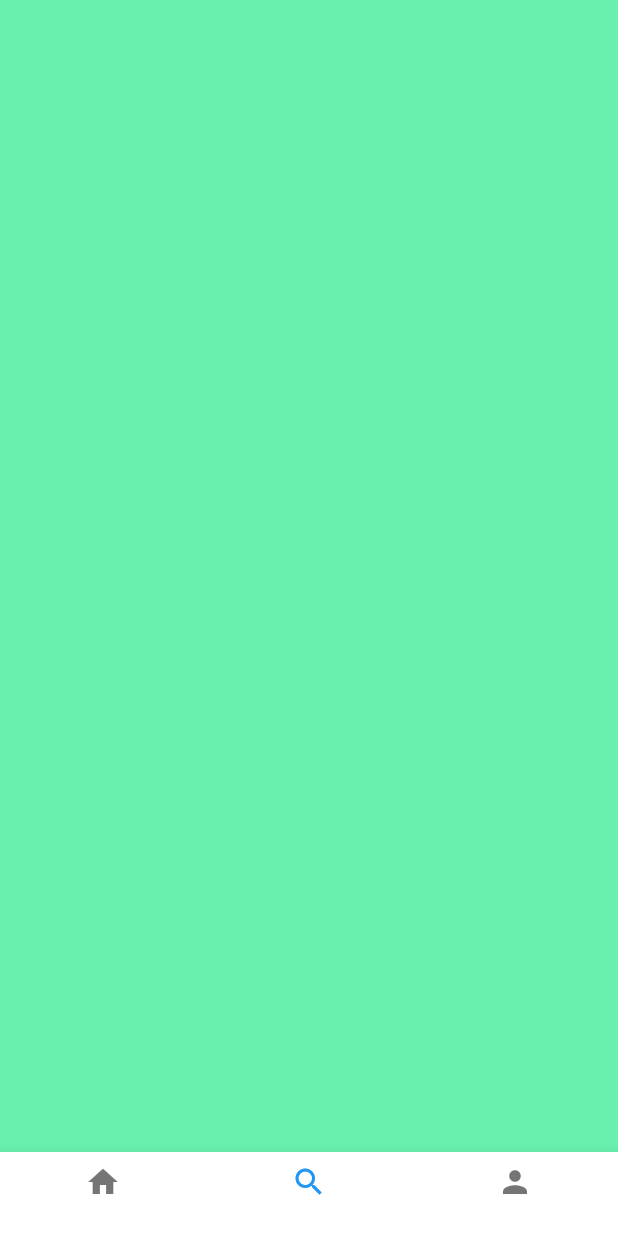
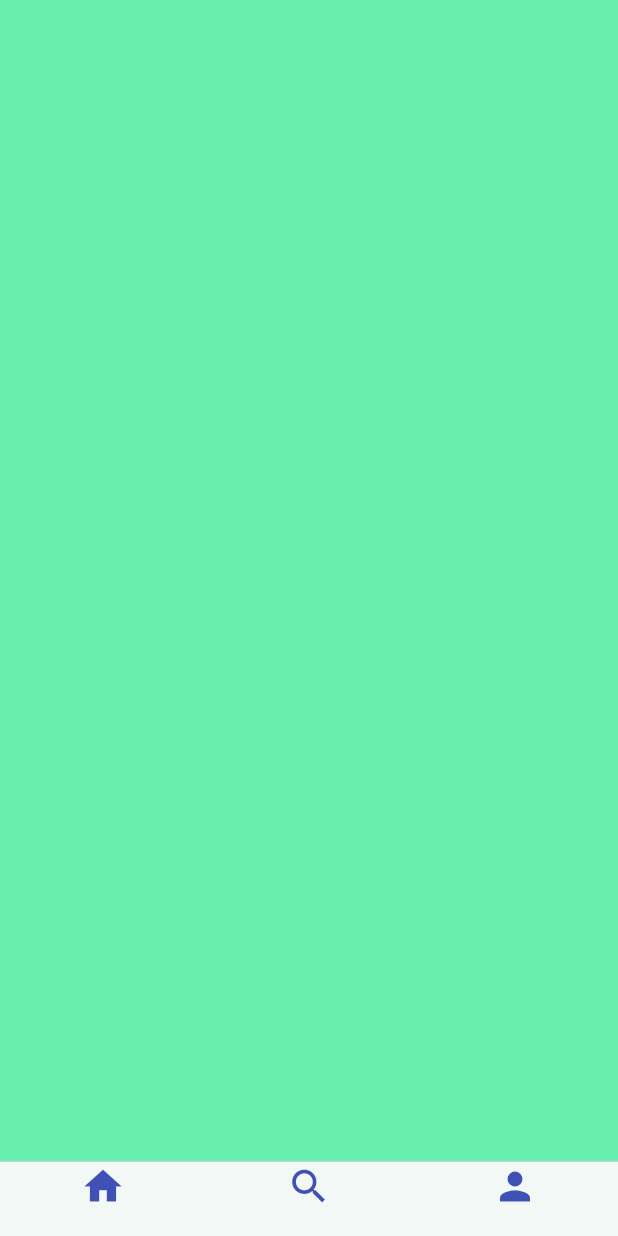
Before and after one commit to Rod20/Starting-in-Flutter, a Flutter app: the screen it shows after launch, item 2 of the bottom bar chosen, on a phone screen of 412 x 824 dp. Run offline on Flutter 3.47's test engine with Material 2 defaults, Android fonts, the phone set to English and light mode, and no system bars.

Commit message:
Implementando BottomNavigation Cupertino

```diff
--- a/lib/main.dart
+++ b/lib/main.dart
@@ -1,5 +1,6 @@
 import 'package:flutter/material.dart';
 import 'trips.dart';
+import 'trips_cupertino.dart';
 
 void main() => runApp(MyApp());
 
@@ -18,7 +19,7 @@ class MyApp extends StatelessWidget {
           title: Text("Notifaciones"),
         ),*/
         //body: new DescriptionPlace("Bahamas",descriptionDummy,4),
-        body: Trips()// Stack Sirve para poner un elemento encima de otro
+        body: TripsCupertino()// Stack Sirve para poner un elemento encima de otro
       ),
     );
   }
--- /dev/null
+++ b/lib/trips_cupertino.dart
@@ -0,0 +1,51 @@
+import 'package:flutter/material.dart';
+import 'package:flutter/cupertino.dart';
+
+import 'home_trips.dart';
+import 'profile_trips.dart';
+import 'search_trips.dart';
+
+class TripsCupertino extends StatelessWidget {
+  @override
+  Widget build(BuildContext context) {
+    return Scaffold(
+      bottomNavigationBar: CupertinoTabScaffold(
+          tabBar: CupertinoTabBar(
+              items: [
+                BottomNavigationBarItem(
+                  icon: Icon(Icons.home, color: Colors.indigo),
+                  title: Text("")
+                ),
+                BottomNavigationBarItem(
+                    icon: Icon(Icons.search, color: Colors.indigo),
+                    title: Text("")
+                ),
+                BottomNavigationBarItem(
+                    icon: Icon(Icons.person, color: Colors.indigo),
+                    title: Text("")
+                ),
+              ]
+          ),
+          tabBuilder: (BuildContext context, int index){
+            switch (index) {
+              case 0:
+                return CupertinoTabView(
+                  builder: (BuildContext context) => HomeTrips(),
+                );
+                break;
+              case 1:
+                return CupertinoTabView(
+                  builder: (BuildContext context) => SearchTrips(),
+                );
+                break;
+              case 2:
+                return CupertinoTabView(
+                  builder: (BuildContext context) => ProfileTrips(),
+                );
+                break;
+            }
+          }
+          ),
+    );
+  }
+}
```
Also changed, not shown: assets/images/image1.jpg, assets/images/image2.jpg, assets/images/image4.jpg, assets/images/image6.jpg.
